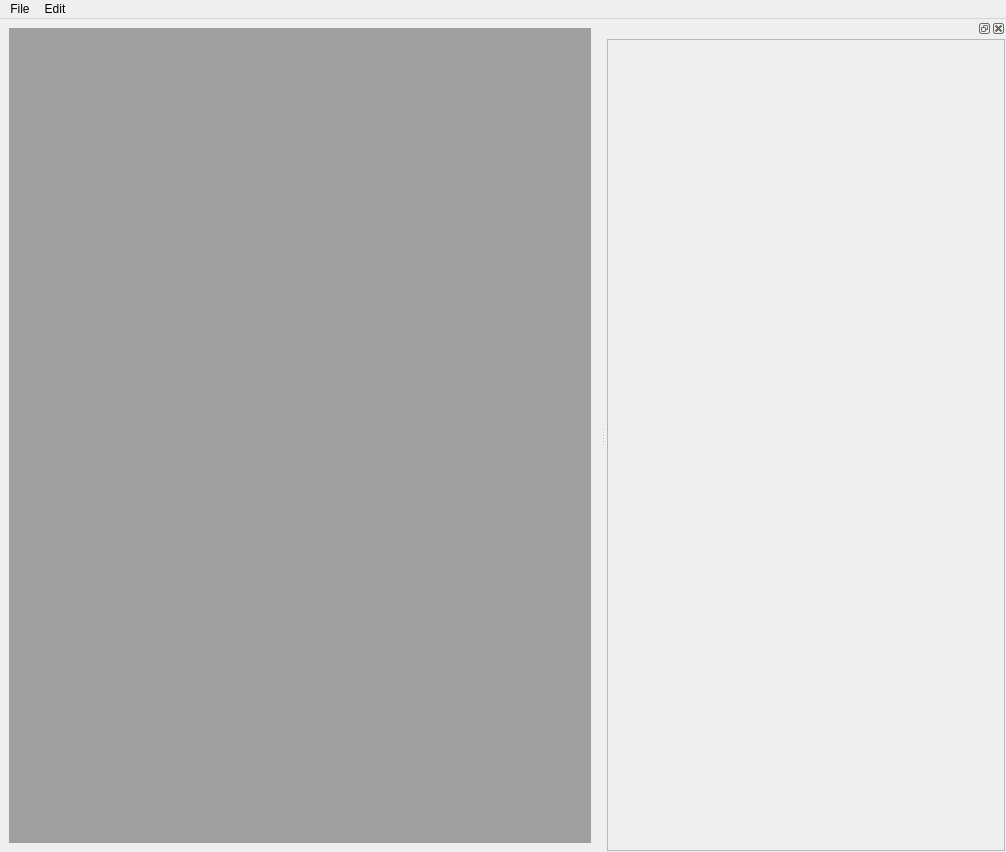
Old version of the form res/gui/btree_main.ui in the repository spacejump163/ai2.
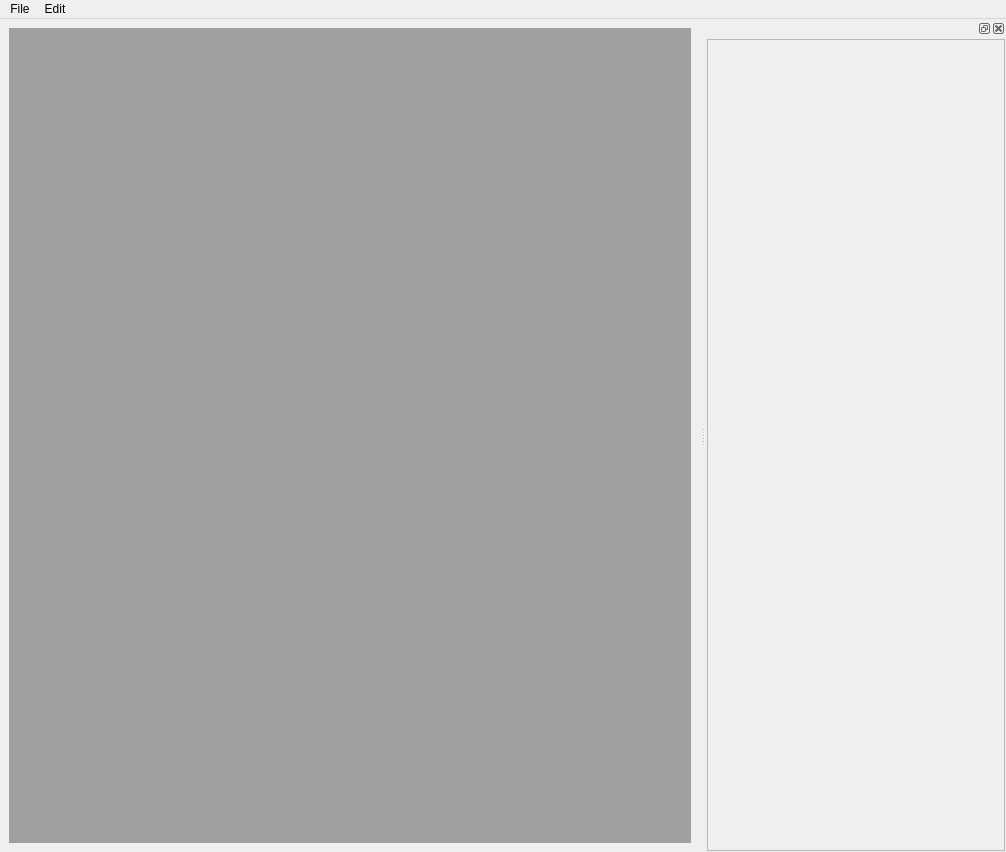
New version of the form.

What changed in the file:
```diff
--- a/res/gui/btree_main.ui
+++ b/res/gui/btree_main.ui
@@ -57,7 +57,7 @@
   <widget class="QDockWidget" name="dockWidget">
    <property name="minimumSize">
     <size>
-     <width>400</width>
+     <width>300</width>
      <height>114</height>
     </size>
    </property>
@@ -88,7 +88,7 @@
          <rect>
           <x>0</x>
           <y>0</y>
-          <width>396</width>
+          <width>296</width>
           <height>803</height>
          </rect>
         </property>
```
